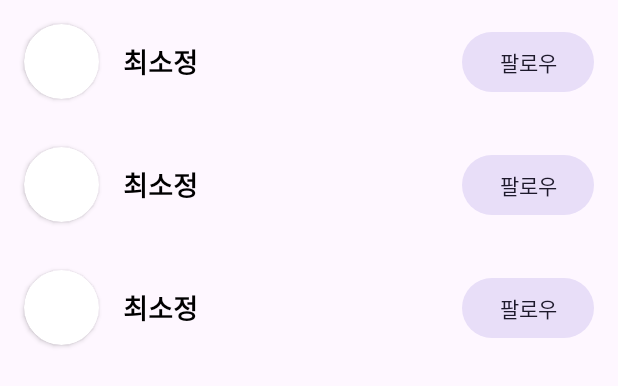
After one commit to boostcampwm2023/and08-meetmeet, an Android app: the layout fragment_follow_list.xml on its own in the app's theme, with its tools: preview values and no code run, on a phone screen of 412 x 824 dp. The commit adds this screen. Shown: the top 386 px of the screen. Run offline under Robolectric (Android 15) with nearby library versions, the phone set to English and light mode, and no system bars.

Commit message:
feat: follow 관련 layout 추가 (#22)

```diff
--- /dev/null
+++ b/android/app/src/main/res/layout/fragment_follow_list.xml
@@ -0,0 +1,30 @@
+<?xml version="1.0" encoding="utf-8"?>
+<layout xmlns:android="http://schemas.android.com/apk/res/android"
+    xmlns:app="http://schemas.android.com/apk/res-auto"
+    xmlns:tools="http://schemas.android.com/tools">
+
+    <data>
+
+        <variable
+            name="vm"
+            type="com.teameetmeet.meetmeet.presentation.follow.FollowViewModel" />
+    </data>
+
+    <androidx.constraintlayout.widget.ConstraintLayout
+        android:layout_width="match_parent"
+        android:layout_height="match_parent">
+
+        <androidx.recyclerview.widget.RecyclerView
+            android:id="@+id/follow_list_rv"
+            sub_list="@{vm.users}"
+            android:layout_width="0dp"
+            android:layout_height="0dp"
+            app:layoutManager="androidx.recyclerview.widget.LinearLayoutManager"
+            app:layout_constraintBottom_toBottomOf="parent"
+            app:layout_constraintEnd_toEndOf="parent"
+            app:layout_constraintStart_toStartOf="parent"
+            app:layout_constraintTop_toTopOf="parent"
+            tools:listitem="@layout/item_follow" />
+
+    </androidx.constraintlayout.widget.ConstraintLayout>
+</layout>
--- /dev/null
+++ b/android/app/src/main/res/layout/item_follow.xml
@@ -0,0 +1,58 @@
+<?xml version="1.0" encoding="utf-8"?>
+<layout xmlns:android="http://schemas.android.com/apk/res/android"
+    xmlns:app="http://schemas.android.com/apk/res-auto"
+    xmlns:tools="http://schemas.android.com/tools">
+
+    <data>
+
+    </data>
+
+    <androidx.constraintlayout.widget.ConstraintLayout
+        android:layout_width="match_parent"
+        android:layout_height="wrap_content">
+
+        <androidx.cardview.widget.CardView
+            android:id="@+id/follow_cv"
+            android:layout_width="wrap_content"
+            android:layout_height="wrap_content"
+            android:layout_margin="16dp"
+            app:cardCornerRadius="100dp"
+            app:layout_constraintBottom_toBottomOf="parent"
+            app:layout_constraintStart_toStartOf="parent"
+            app:layout_constraintTop_toTopOf="parent">
+
+            <ImageView
+                android:id="@+id/follow_iv_profile"
+                android:layout_width="50dp"
+                android:layout_height="50dp"
+                android:backgroundTint="@color/black"
+                app:layout_constraintStart_toStartOf="parent"
+                app:layout_constraintTop_toTopOf="parent" />
+        </androidx.cardview.widget.CardView>
+
+        <TextView
+            android:id="@+id/follow_tv_user_name"
+            style="@style/medium.bold"
+            android:layout_width="0dp"
+            android:layout_height="wrap_content"
+            android:layout_marginStart="16dp"
+            android:layout_marginEnd="16dp"
+            app:layout_constraintBottom_toBottomOf="parent"
+            app:layout_constraintEnd_toStartOf="@id/follow_btn_action"
+            app:layout_constraintStart_toEndOf="@id/follow_cv"
+            app:layout_constraintTop_toTopOf="parent"
+            tools:text="최소정" />
+
+        <Button
+            android:id="@+id/follow_btn_action"
+            style="@style/Widget.Material3.Button.TonalButton"
+            android:layout_width="wrap_content"
+            android:layout_height="wrap_content"
+            android:layout_marginEnd="16dp"
+            app:layout_constraintBottom_toBottomOf="parent"
+            app:layout_constraintEnd_toEndOf="parent"
+            app:layout_constraintTop_toTopOf="parent"
+            tools:text="팔로우" />
+
+    </androidx.constraintlayout.widget.ConstraintLayout>
+</layout>
```
Also changed, not shown: android/app/src/main/res/layout/fragment_follow.xml (+43 -5 lines).
